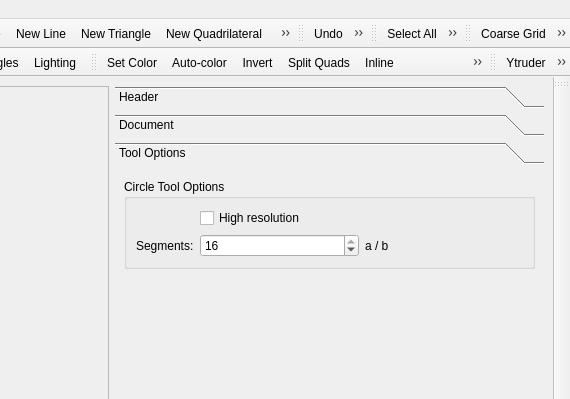
Symbian9/ldforge, file src/mainwindow.ui: the form before one commit; both pictures show x 440 to 1010 and y 0 to 399 of the 1010 by 641 pixel window.
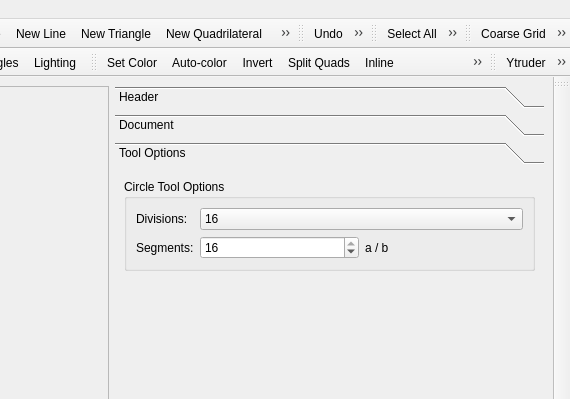
The form after the commit. The open tabs and pages were chosen to show the change. Icons and pictures are not drawn. Custom widgets are drawn as their Qt base class.

What changed in the file:
```diff
--- a/src/mainwindow.ui
+++ b/src/mainwindow.ui
@@ -93,8 +93,8 @@
           <rect>
            <x>0</x>
            <y>0</y>
-           <width>277</width>
-           <height>121</height>
+           <width>465</width>
+           <height>362</height>
           </rect>
          </property>
          <attribute name="label">
@@ -109,10 +109,10 @@
             <layout class="QVBoxLayout" name="verticalLayout_5">
              <item>
               <layout class="QFormLayout" name="formLayout">
-               <item row="0" column="1">
-                <widget class="QCheckBox" name="ringToolHiRes">
+               <item row="0" column="0">
+                <widget class="QLabel" name="label_2">
                  <property name="text">
-                  <string>High resolution</string>
+                  <string>Divisions:</string>
                  </property>
                 </widget>
                </item>
@@ -150,6 +150,28 @@
                  </item>
                 </layout>
                </item>
+               <item row="0" column="1">
+                <widget class="QComboBox" name="ringToolDivisions">
+                 <property name="currentIndex">
+                  <number>1</number>
+                 </property>
+                 <item>
+                  <property name="text">
+                   <string>8</string>
+                  </property>
+                 </item>
+                 <item>
+                  <property name="text">
+                   <string>16</string>
+                  </property>
+                 </item>
+                 <item>
+                  <property name="text">
+                   <string>48</string>
+                  </property>
+                 </item>
+                </widget>
+               </item>
               </layout>
              </item>
             </layout>
```
Left out of the diff: 17 changed lines with no effect on the pictures.
